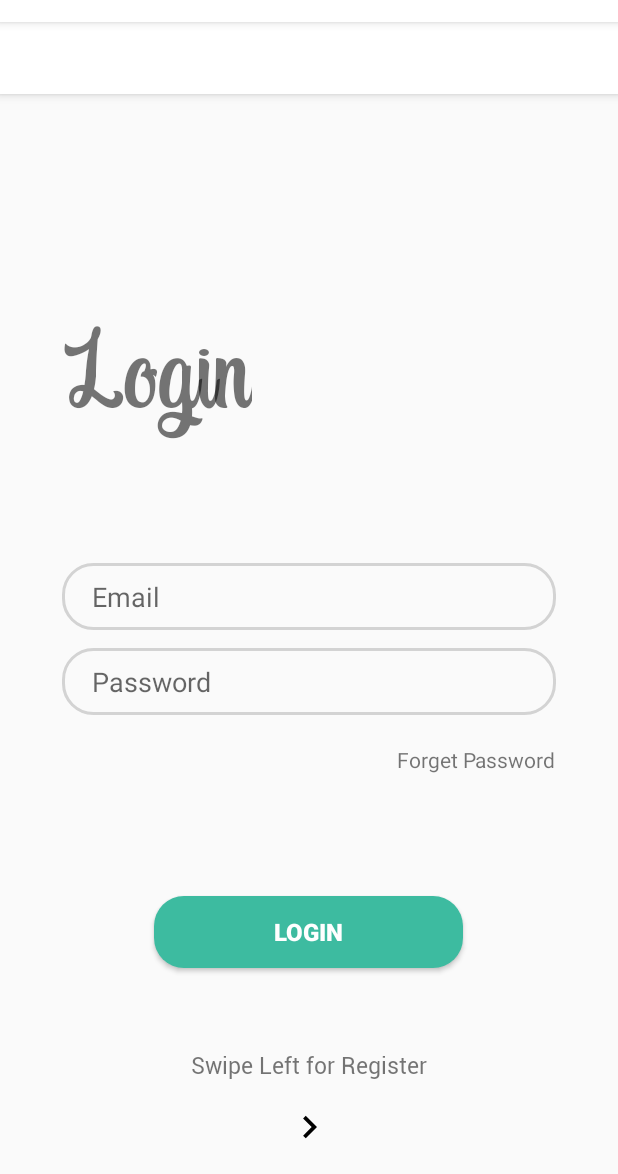
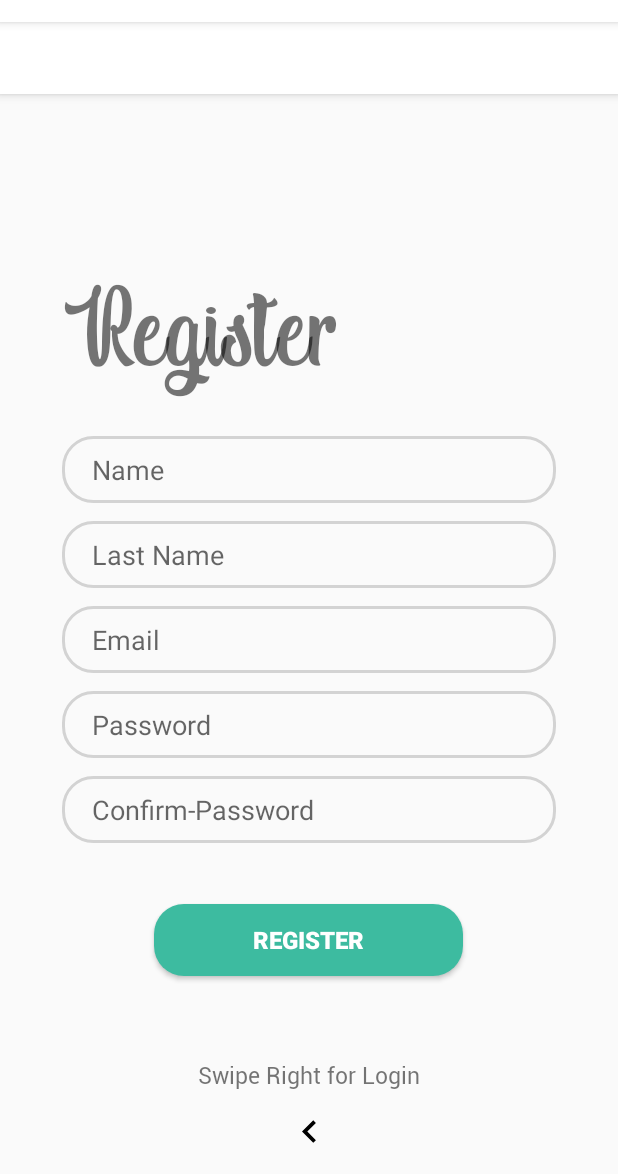
Before and after one commit to imorkravitz/YouGoApp, an Android app: the RegisterFragment screen opened through its navigation route, on a phone screen of 412 x 824 dp, the part 62-1236 px from its top. Run offline under Robolectric (Android 15) with nearby library versions, the light colour scheme and no system bars.

Commit message:
Update RegisterFragment.java
fix bug

```diff
--- a/app/src/main/java/com/example/project_yougo/RegisterFragment.java
+++ b/app/src/main/java/com/example/project_yougo/RegisterFragment.java
@@ -1,10 +1,8 @@
 package com.example.project_yougo;
 
 import android.os.Bundle;
-
 import androidx.annotation.Nullable;
 import androidx.fragment.app.Fragment;
-
 import android.view.LayoutInflater;
 import android.view.View;
 import android.view.ViewGroup;
@@ -32,7 +30,7 @@ public class RegisterFragment extends Fragment {
     public View onCreateView(LayoutInflater inflater, ViewGroup container,
                              Bundle savedInstanceState) {
         // Inflate the layout for this fragment
-        ViewGroup view = (ViewGroup) inflater.inflate(R.layout.fragment_login,container, false);
+        ViewGroup view = (ViewGroup) inflater.inflate(R.layout.fragment_register,container, false);
 
         this.name = view.findViewById(R.id.register_name);
         this.lastname = view.findViewById(R.id.register_lastname);
@@ -42,6 +40,7 @@ public class RegisterFragment extends Fragment {
         this.signup = view.findViewById(R.id.profile_frag_back_btn);
 
 
+
         return view;
     }
 }
```
